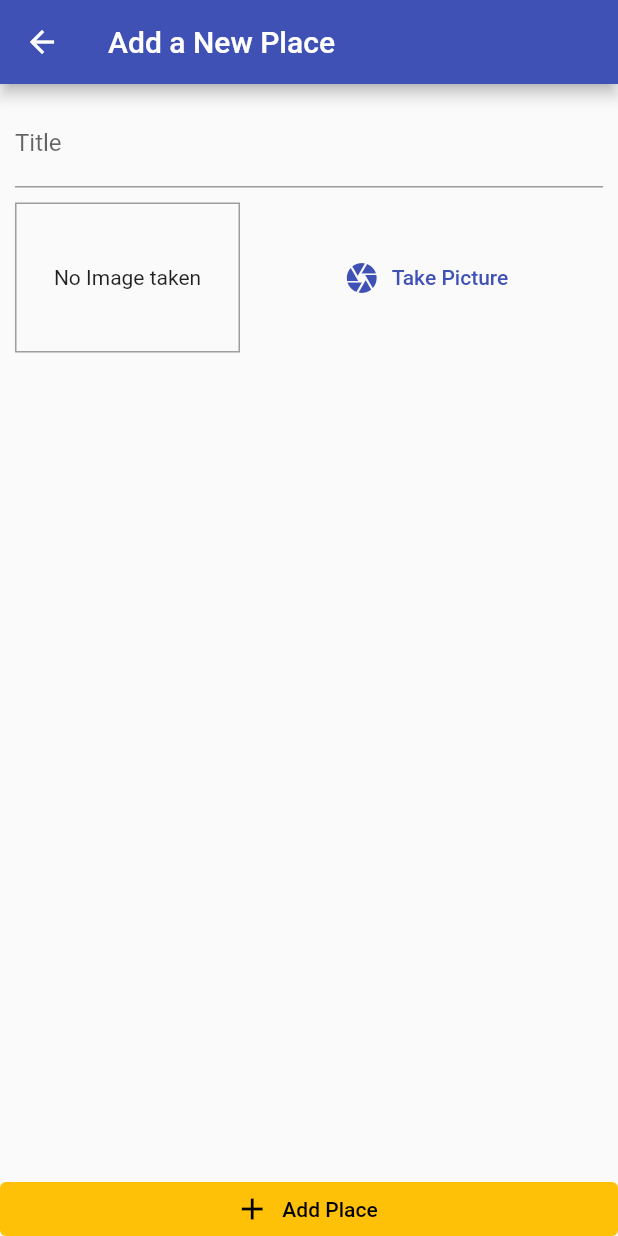
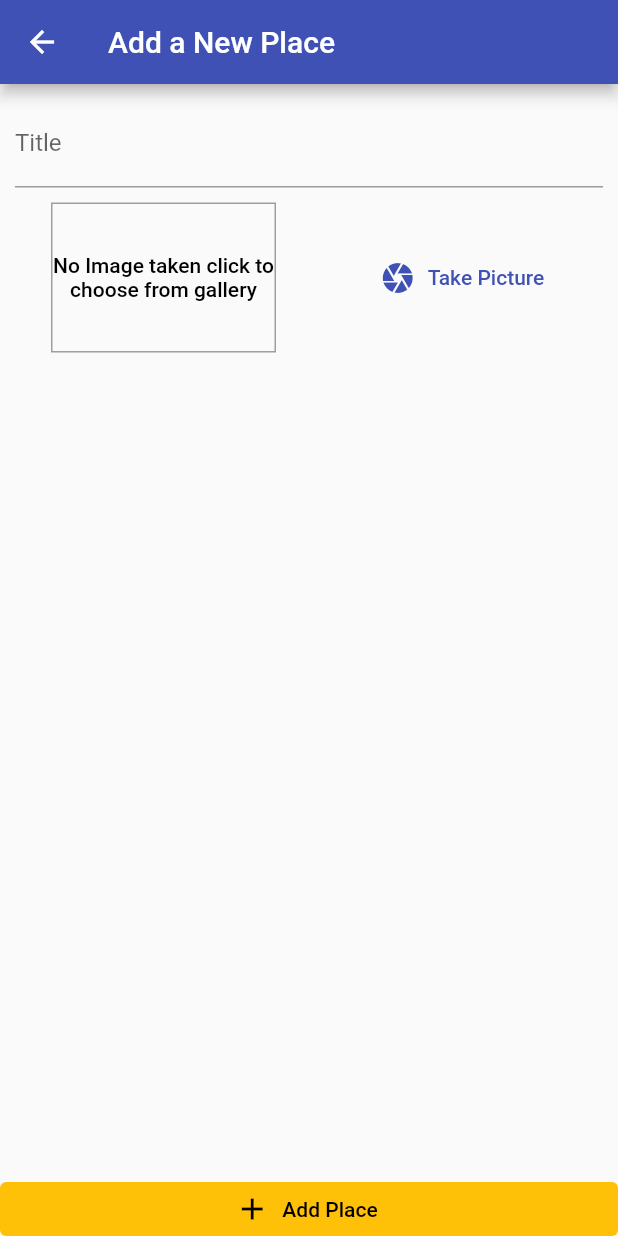
Before and after one commit to zexes/great_places, a Flutter app: the screen it shows after launch, after a tap on the "add" icon, on a phone screen of 412 x 824 dp. Run offline on Flutter 3.47's test engine with Material 2 defaults, Android fonts, the phone set to English and light mode, and no system bars; our stand-ins replace image_picker.

Commit message:
Managing Data & Images via the Provider package. closes #4

```diff
--- a/lib/screens/add_place_screen.dart
+++ b/lib/screens/add_place_screen.dart
@@ -1,4 +1,8 @@
+import 'dart:io';
+
 import 'package:flutter/material.dart';
+import '../providers/great_places.dart';
+import 'package:provider/provider.dart';
 import '../widgets/image_input.dart';
 
 class AddPlaceScreen extends StatefulWidget {
@@ -9,6 +13,19 @@ class AddPlaceScreen extends StatefulWidget {
 
 class _AddPlaceScreenState extends State<AddPlaceScreen> {
   final _titleController = TextEditingController();
+  File _pickedImage;
+
+  void _selectImage(File pickedImage) {
+    _pickedImage = pickedImage;
+  }
+
+  void _savePlace() {
+    if (_titleController.text.isEmpty || _pickedImage == null) return;
+
+    Provider.of<GreatPlaces>(context, listen: false)
+        .addPlace(_titleController.text, _pickedImage);
+    Navigator.of(context).pop();
+  }
 
   @override
   Widget build(BuildContext context) {
@@ -32,7 +49,7 @@ class _AddPlaceScreenState extends State<AddPlaceScreen> {
                       controller: _titleController,
                     ),
                     SizedBox(height: 10.0),
-                    ImageInput(),
+                    ImageInput(onSelectedImage: _selectImage),
                   ],
                 ),
               ),
@@ -41,7 +58,7 @@ class _AddPlaceScreenState extends State<AddPlaceScreen> {
           RaisedButton.icon(
             icon: Icon(Icons.add),
             label: Text('Add Place'),
-            onPressed: () {},
+            onPressed: _savePlace,
             elevation: 0,
             materialTapTargetSize: MaterialTapTargetSize
                 .shrinkWrap, // remove extra space around a button
--- a/lib/screens/places_list_screen.dart
+++ b/lib/screens/places_list_screen.dart
@@ -1,4 +1,6 @@
 import 'package:flutter/material.dart';
+import 'package:great_places/providers/great_places.dart';
+import 'package:provider/provider.dart';
 
 import './add_place_screen.dart';
 
@@ -17,8 +19,41 @@ class PlacesListScreen extends StatelessWidget {
           )
         ],
       ),
-      body: Center(
-        child: CircularProgressIndicator(),
+      body: Consumer<GreatPlaces>(
+        child: Center(
+          child: Column(
+            mainAxisAlignment: MainAxisAlignment.center,
+            children: [
+              const Text('Got no Places Yet, Start Adding some'),
+              RaisedButton.icon(
+                onPressed: () =>
+                    Navigator.pushNamed(context, AddPlaceScreen.id),
+                icon: Icon(Icons.add),
+                label: const Text('Add Place'),
+                color: Theme.of(context).accentColor,
+                elevation: 2,
+              )
+            ],
+          ),
+        ),
+        builder: (ctx, greatPlaces, ch) => greatPlaces.items.length <= 0
+            ? ch //returns child if < 0
+            : ListView.separated(
+                itemCount: greatPlaces.items.length,
+                itemBuilder: (ctx, i) => ListTile(
+                  leading: CircleAvatar(
+                    radius: 30,
+                    backgroundImage: FileImage(greatPlaces.items[i].image),
+                  ),
+                  title: Text(greatPlaces.items[i].title),
+                  onTap: () {
+                    //Go to detail page
+                  },
+                ),
+                separatorBuilder: (BuildContext context, int index) => Divider(
+                  height: 20.0,
+                ),
+              ),
       ),
     );
   }
--- a/lib/widgets/image_input.dart
+++ b/lib/widgets/image_input.dart
@@ -6,6 +6,10 @@ import 'package:path/path.dart' as path;
 import 'package:path_provider/path_provider.dart' as sysPaths;
 
 class ImageInput extends StatefulWidget {
+  final Function onSelectedImage;
+
+  const ImageInput({this.onSelectedImage});
+
   @override
   _ImageInputState createState() => _ImageInputState();
 }
@@ -13,10 +17,10 @@ class ImageInput extends StatefulWidget {
 class _ImageInputState extends State<ImageInput> {
   File _storedImage;
 
-  Future<void> _takePicture() async {
+  Future<void> _takePicture([bool flag]) async {
     final picker = ImagePicker();
     final imageFile = await picker.getImage(
-      source: ImageSource.camera,
+      source: flag ? ImageSource.gallery : ImageSource.camera,
       maxHeight: 600,
       maxWidth: 600,
       preferredCameraDevice: CameraDevice.front, //default rear
@@ -24,16 +28,20 @@ class _ImageInputState extends State<ImageInput> {
     setState(() {
       _storedImage = File(imageFile.path);
     });
-    final appDir = await sysPaths.getApplicationDocumentsDirectory();
-    final fileName = path.basename(imageFile.path); //get name of file
-    final savedImage = await _storedImage.copy('${appDir.path}/$fileName');
+    final Directory appDir = await sysPaths.getApplicationDocumentsDirectory();
+    final String fileName = path.basename(imageFile.path); //get name of file
+    final File savedImage = await _storedImage
+        .copy('${appDir.path}/$fileName'); //save file to directory
+    widget.onSelectedImage(savedImage);
   }
 
   @override
   Widget build(BuildContext context) {
     return Row(
       children: [
-        Container(
+        FlatButton(
+          onPressed: () => _takePicture(true),
+          child: Container(
             width: 150,
             height: 100,
             decoration:
@@ -45,10 +53,11 @@ class _ImageInputState extends State<ImageInput> {
                     width: double.infinity,
                   )
                 : Text(
-                  'No Image taken',
+                    'No Image taken click to choose from gallery',
                     textAlign: TextAlign.center,
                   ),
             alignment: Alignment.center,
+          ),
         ),
         SizedBox(width: 10.0),
         Expanded(
@@ -56,7 +65,7 @@ class _ImageInputState extends State<ImageInput> {
             icon: Icon(Icons.camera),
             label: Text('Take Picture'),
             textColor: Theme.of(context).primaryColor,
-            onPressed: _takePicture,
+            onPressed: () => _takePicture(false),
           ),
         ),
       ],
```
Also changed, not shown: lib/providers/great_places.dart (+12 -0 lines). Lines whose indentation alone changed are shown as unchanged.
